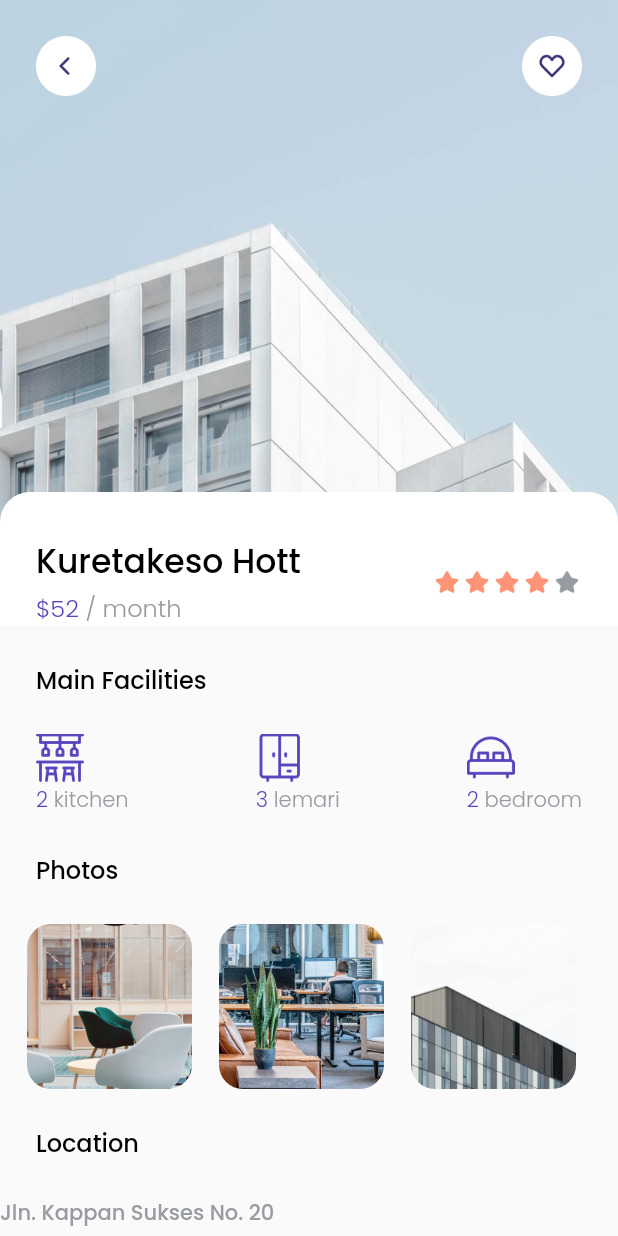
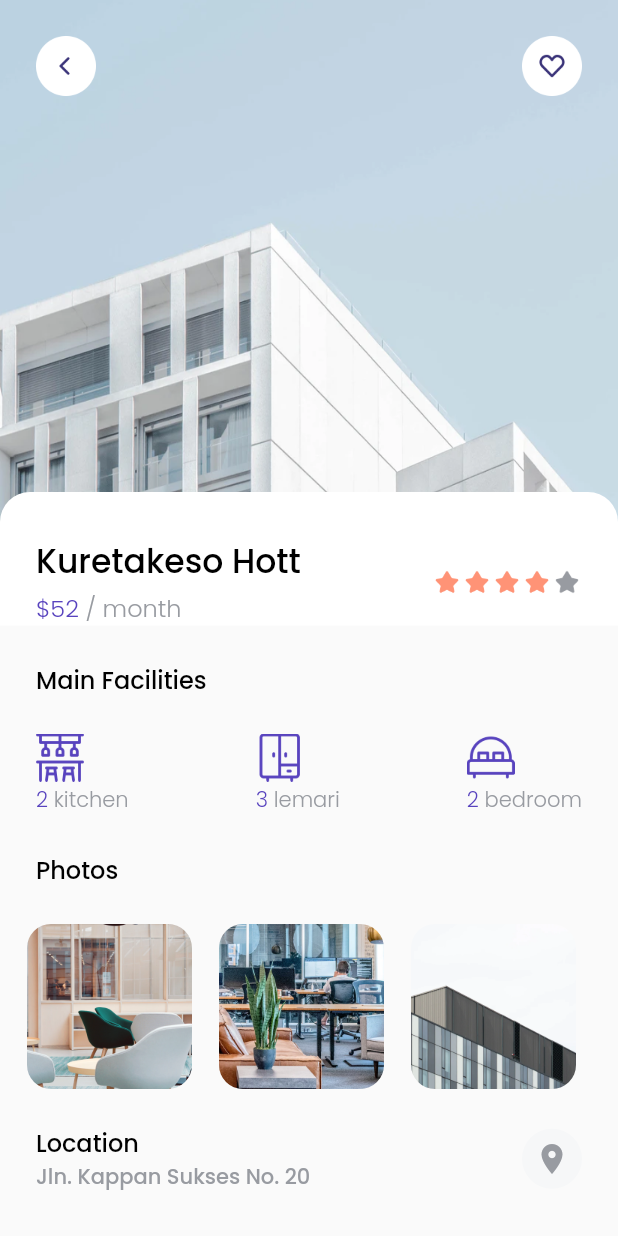
Before and after one commit to wahyuhidayat-dev/koskosan_apps, a Flutter app: the DetailPages screen opened directly, on a phone screen of 412 x 824 dp. Run offline on Flutter 3.47's test engine with Material 2 defaults, Android fonts, the phone set to English and light mode, and no system bars; our stand-ins replace google_fonts.

Commit message:
update custom widget

```diff
--- a/lib/pages/detail_page.dart
+++ b/lib/pages/detail_page.dart
@@ -1,15 +1,16 @@
 import 'package:flutter/material.dart';
 import 'package:kost_apps/utils/shared.dart';
 import 'package:kost_apps/widgets/facilities_card.dart';
+import 'package:kost_apps/widgets/photos_card.dart';
 
 class DetailPages extends StatelessWidget {
   const DetailPages({Key? key}) : super(key: key);
 
   @override
   Widget build(BuildContext context) {
-    return SafeArea(
-      child: Scaffold(
-        body: Stack(
+    return Scaffold(
+      body: SafeArea(
+        child: Stack(
           children: [
             Image.asset(
               thum,
@@ -125,6 +126,7 @@ class DetailPages extends StatelessWidget {
                   child: Text('Main Facilities',
                       style: fontMedium.copyWith(fontSize: 16)),
                 ),
+
                 Padding(
                   padding: EdgeInsets.symmetric(horizontal: edge),
                   child: Row(
@@ -151,36 +153,15 @@ class DetailPages extends StatelessWidget {
                       const SizedBox(
                         width: 18,
                       ),
-                      Container(
-                        width: 110,
-                        height: 88,
-                        decoration: BoxDecoration(
-                            borderRadius: BorderRadius.circular(16),
-                            image: DecorationImage(
-                                image: AssetImage(photos1), fit: BoxFit.cover)),
-                      ),
+                      Photos(imageUrl: photos1),
                       const SizedBox(
                         width: 18,
                       ),
-                      Container(
-                        width: 110,
-                        height: 88,
-                        decoration: BoxDecoration(
-                            borderRadius: BorderRadius.circular(16),
-                            image: DecorationImage(
-                                image: AssetImage(photos2), fit: BoxFit.cover)),
-                      ),
+                      Photos(imageUrl: photos2),
                       const SizedBox(
                         width: 18,
                       ),
-                      Container(
-                        width: 110,
-                        height: 88,
-                        decoration: BoxDecoration(
-                            borderRadius: BorderRadius.circular(16),
-                            image: DecorationImage(
-                                image: AssetImage(photos3), fit: BoxFit.cover)),
-                      ),
+                      Photos(imageUrl: photos3),
                       const SizedBox(
                         width: 18,
                       ),
@@ -191,18 +172,33 @@ class DetailPages extends StatelessWidget {
                 Padding(
                     padding:
                         EdgeInsets.symmetric(horizontal: edge, vertical: edge),
-                  child: Text('Location',
+                    child: Row(
+                      mainAxisAlignment: MainAxisAlignment.spaceBetween,
+                      children: [
+                        Column(
+                          crossAxisAlignment: CrossAxisAlignment.start,
+                          children: [
+                            Text('Location',
                                 style: fontMedium.copyWith(fontSize: 16)),
-                ),
-                Row(
-                  children: [
                             Text(
                               'Jln. Kappan Sukses No. 20',
-                      style:
-                          fontMedium.copyWith(fontSize: 14, color: greyColor2),
+                              style: fontMedium.copyWith(
+                                  fontSize: 14, color: greyColor2),
                             )
                           ],
-                )
+                        ),
+                        Container(
+                            width: 40,
+                            height: 40,
+                            decoration: BoxDecoration(
+                                borderRadius: BorderRadius.circular(20),
+                                color: greyColor1),
+                            child: Icon(
+                              Icons.location_on,
+                              color: greyColor2,
+                            ))
+                      ],
+                    )),
               ],
             )
           ],
--- /dev/null
+++ b/lib/widgets/photos_card.dart
@@ -0,0 +1,21 @@
+import 'package:flutter/material.dart';
+
+class Photos extends StatelessWidget {
+  String imageUrl;
+  Photos({
+    Key? key,
+    required this.imageUrl,
+  }) : super(key: key);
+
+  @override
+  Widget build(BuildContext context) {
+    return Container(
+      height: 88,
+      width: 110,
+      decoration: BoxDecoration(
+          borderRadius: BorderRadius.circular(16),
+          image:
+              DecorationImage(image: AssetImage(imageUrl), fit: BoxFit.cover)),
+    );
+  }
+}
```
Lines whose indentation alone changed are shown as unchanged.
